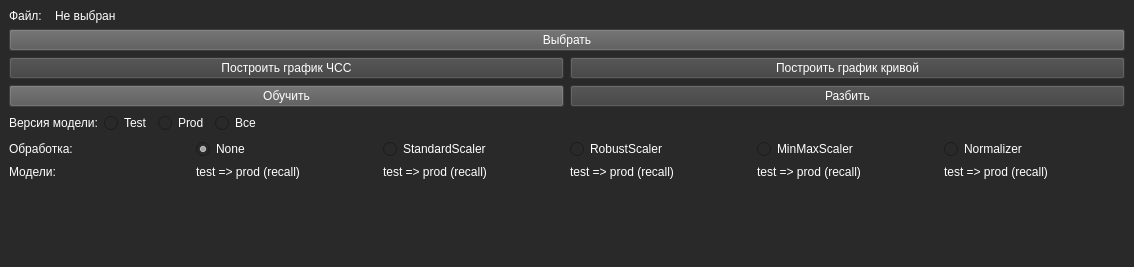
Before: the Qt Designer form main.ui in PritOriginal/ECG, drawn with Qt 5.
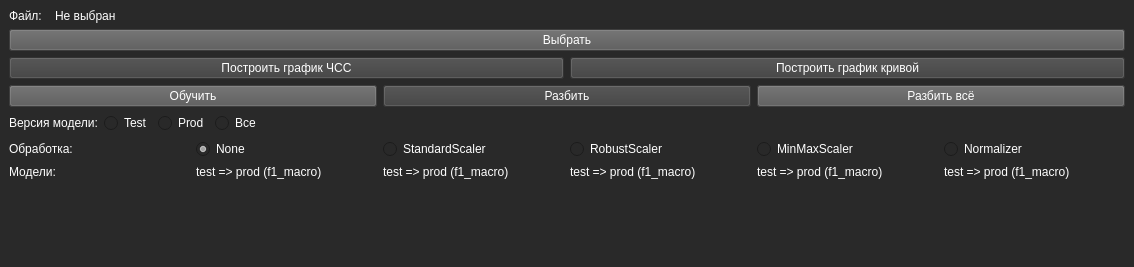
After: the same form once the commit is applied.

What changed in the file:
```diff
--- a/main.ui
+++ b/main.ui
@@ -131,6 +131,16 @@
         </property>
        </widget>
       </item>
+      <item>
+       <widget class="QPushButton" name="splitAllBtn">
+        <property name="enabled">
+         <bool>true</bool>
+        </property>
+        <property name="text">
+         <string>Разбить всё</string>
+        </property>
+       </widget>
+      </item>
      </layout>
     </item>
     <item>
@@ -242,35 +252,35 @@
       <item>
        <widget class="QLabel" name="label_4">
         <property name="text">
-         <string>test =&gt; prod (recall)</string>
+         <string>test =&gt; prod (f1_macro)</string>
         </property>
        </widget>
       </item>
       <item>
        <widget class="QLabel" name="label_5">
         <property name="text">
-         <string>test =&gt; prod (recall)</string>
+         <string>test =&gt; prod (f1_macro)</string>
         </property>
        </widget>
       </item>
       <item>
        <widget class="QLabel" name="label_6">
         <property name="text">
-         <string>test =&gt; prod (recall)</string>
+         <string>test =&gt; prod (f1_macro)</string>
         </property>
        </widget>
       </item>
       <item>
        <widget class="QLabel" name="label_7">
         <property name="text">
-         <string>test =&gt; prod (recall)</string>
+         <string>test =&gt; prod (f1_macro)</string>
         </property>
        </widget>
       </item>
       <item>
        <widget class="QLabel" name="label_8">
         <property name="text">
-         <string>test =&gt; prod (recall)</string>
+         <string>test =&gt; prod (f1_macro)</string>
         </property>
        </widget>
       </item>
```
